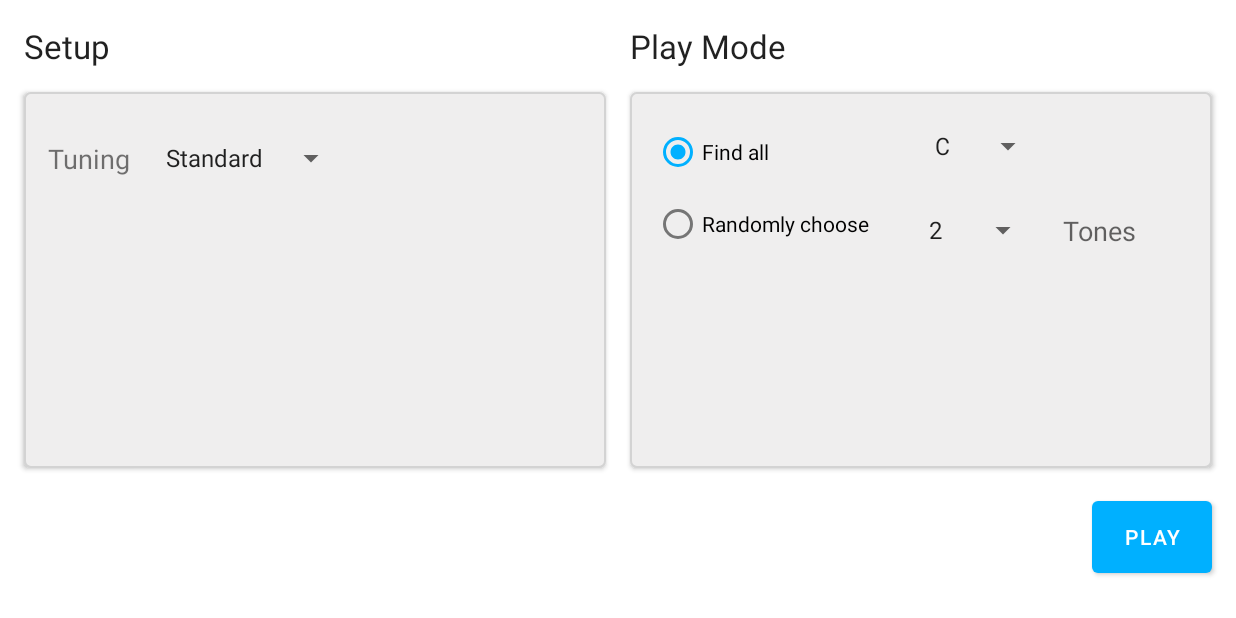
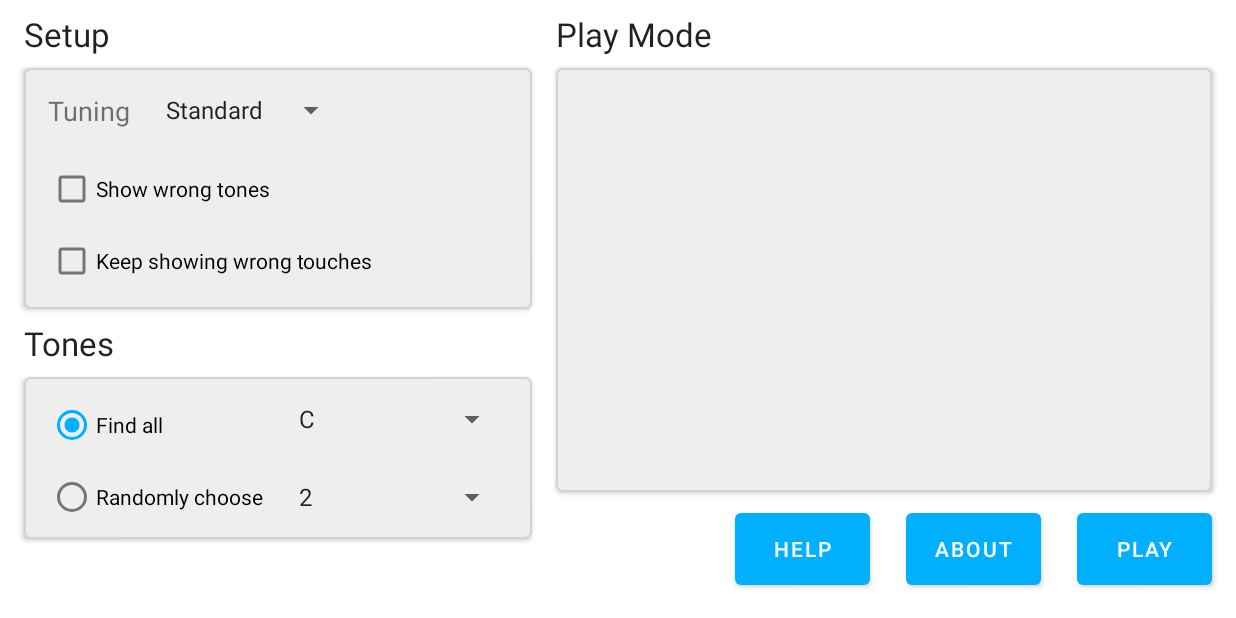
Before and after one commit to bytesculptor/guitarTones, an Android app: the screen it shows after launch (MainActivity), on a phone screen of 824 x 412 dp (held sideways). Run offline under Robolectric (Android 15) with nearby library versions, the phone set to English and light mode, and no system bars.

Commit message:
View binding added, main activity layout grouped into Setup, Tones, Play Mode Play activity updated

```diff
--- a/app/src/main/java/dev/bytesculptor/guitartones/MainActivity.kt
+++ b/app/src/main/java/dev/bytesculptor/guitartones/MainActivity.kt
@@ -30,14 +30,18 @@ import android.view.WindowManager
 import android.widget.ArrayAdapter
 import android.widget.Spinner
 import androidx.appcompat.app.AppCompatActivity
+import dev.bytesculptor.guitartones.databinding.ActivityMainBinding
 import dev.bytesculptor.guitartones.ui.PlayActivity
 import dev.bytesculptor.guitartones.utilities.Tuning
 import java.util.*
 
 class MainActivity : AppCompatActivity() {
-    private val TuningList = ArrayList<String>()
-    private val NoteList = ArrayList<String>()
-    private val RandomList = ArrayList<String>()
+
+    private lateinit var binding: ActivityMainBinding
+
+    private val tuningList = ArrayList<String>()
+    private val toneList = ArrayList<String>()
+    private val randomList = ArrayList<String>()
     private var dataAdapterTuning: ArrayAdapter<String>? = null
     private var dataAdapterTone: ArrayAdapter<String>? = null
     private var dataAdapterRandomTone: ArrayAdapter<String>? = null
@@ -48,58 +52,66 @@ class MainActivity : AppCompatActivity() {
 
     override fun onCreate(savedInstanceState: Bundle?) {
         super.onCreate(savedInstanceState)
-        setContentView(R.layout.activity_main)
+        binding = ActivityMainBinding.inflate(layoutInflater)
+        setContentView(binding.root)
         this.window.setFlags(
             WindowManager.LayoutParams.FLAG_FULLSCREEN,
             WindowManager.LayoutParams.FLAG_FULLSCREEN
         ) //show the activity in full screen
 
-        spTuning = findViewById<View>(R.id.spTuning) as Spinner
+        spTuning = binding.spTuning
         initSpinnerTuning()
-        spTone = findViewById<View>(R.id.spToneToFind) as Spinner
+        spTone = binding.spToneToFind
         initSpinnerToneToFind()
-        spRandomTone = findViewById<View>(R.id.spRandomNumberOfTones) as Spinner
+        spRandomTone = binding.spRandomNumberOfTones
         initSpinnerRandomTone()
-    }
-
-    fun initSpinnerTuning() {
-        TuningList.clear()
-        TuningList.add("Standard")
-        TuningList.add("Eb")
-        TuningList.add("D")
-        TuningList.add("Drop D")
-        TuningList.add("Drop C")
-        TuningList.add("Drop C#")
-        dataAdapterTuning = ArrayAdapter(this, android.R.layout.simple_spinner_item, TuningList)
-        dataAdapterTuning!!.setDropDownViewResource(android.R.layout.simple_spinner_dropdown_item)
-        spTuning!!.adapter = dataAdapterTuning
-    }
-
-    fun initSpinnerToneToFind() {
-        NoteList.clear()
-        for (i in 0..11) {
-            NoteList.add(Tuning.SCALE[i])
-        }
-        dataAdapterTone = ArrayAdapter(this, android.R.layout.simple_spinner_item, NoteList)
-        dataAdapterTone!!.setDropDownViewResource(android.R.layout.simple_spinner_dropdown_item)
-        spTone!!.adapter = dataAdapterTone
-    }
-
-
-    private fun initSpinnerRandomTone() {
-        RandomList.clear()
-        for (i in 2..12) {
-            RandomList.add(i.toString())
-        }
-        dataAdapterRandomTone = ArrayAdapter(this, android.R.layout.simple_spinner_item, RandomList)
-        dataAdapterRandomTone!!.setDropDownViewResource(android.R.layout.simple_spinner_dropdown_item)
-        spRandomTone!!.adapter = dataAdapterRandomTone
     }
 
     fun startPlay(v: View?) {
         val intentPlay = Intent(this, PlayActivity::class.java)
         intentPlay.putExtra("tuning", spTuning!!.selectedItemPosition)
-        intentPlay.putExtra("tone", spTone!!.selectedItemPosition)
+        if (binding.rbOneTone.isChecked) {
+            intentPlay.putExtra("tone", spTone!!.selectedItemPosition)
+            intentPlay.putExtra("random", 0)
+        } else {
+            intentPlay.putExtra("tone", 0)
+            intentPlay.putExtra("random", (spRandomTone!!.selectedItemPosition - 2))
+        }
+
         startActivity(intentPlay)
     }
+
+    private fun initSpinnerTuning() {
+        tuningList.clear()
+        for (element in Tuning.TUNING) {
+            tuningList.add(element)
+        }
+        dataAdapterTuning = ArrayAdapter(this, android.R.layout.simple_spinner_item, tuningList)
+        dataAdapterTuning!!.setDropDownViewResource(android.R.layout.simple_spinner_dropdown_item)
+        spTuning!!.adapter = dataAdapterTuning
+    }
+
+    private fun initSpinnerToneToFind() {
+        toneList.clear()
+        for (i in 0..11) {
+            toneList.add(Tuning.SCALE[i])
+        }
+        dataAdapterTone = ArrayAdapter(this, android.R.layout.simple_spinner_item, toneList)
+        dataAdapterTone!!.setDropDownViewResource(android.R.layout.simple_spinner_dropdown_item)
+        spTone!!.adapter = dataAdapterTone
+    }
+
+    private fun initSpinnerRandomTone() {
+        randomList.clear()
+        for (i in 2..12) {
+            randomList.add(i.toString())
+        }
+        dataAdapterRandomTone = ArrayAdapter(this, android.R.layout.simple_spinner_item, randomList)
+        dataAdapterRandomTone!!.setDropDownViewResource(android.R.layout.simple_spinner_dropdown_item)
+        spRandomTone!!.adapter = dataAdapterRandomTone
+    }
+
+    fun startHelp(view: View) {}
+
+    fun startAbout(view: View) {}
 }
--- a/app/src/main/java/dev/bytesculptor/guitartones/ui/PlayActivity.kt
+++ b/app/src/main/java/dev/bytesculptor/guitartones/ui/PlayActivity.kt
@@ -23,43 +23,52 @@
  */
 package dev.bytesculptor.guitartones.ui
 
-import androidx.appcompat.app.AppCompatActivity
-import dev.bytesculptor.guitartones.dialogs.DialogGameCompleted.GameCompletedListener
-import android.widget.TextView
-import android.os.Bundle
-import dev.bytesculptor.guitartones.R
-import android.widget.Toast
-import dev.bytesculptor.guitartones.utilities.Tuning
-import android.view.WindowManager
 import android.annotation.SuppressLint
 import android.app.DialogFragment
 import android.graphics.Color
+import android.os.Bundle
 import android.view.View
+import android.view.WindowManager
 import android.widget.Button
+import android.widget.TextView
+import android.widget.Toast
+import androidx.appcompat.app.AppCompatActivity
+import dev.bytesculptor.guitartones.R
+import dev.bytesculptor.guitartones.databinding.ActivityPlayBinding
 import dev.bytesculptor.guitartones.dialogs.DialogGameCompleted
+import dev.bytesculptor.guitartones.dialogs.DialogGameCompleted.GameCompletedListener
+import dev.bytesculptor.guitartones.utilities.Tuning
 
 class PlayActivity : AppCompatActivity(), GameCompletedListener {
+
+    private lateinit var binding: ActivityPlayBinding
+
     private var tuningChoice = 0
     private var toneChoice = 0
+    private var randomChoice = 0
     private var goodCnt = 0
     private var badCnt = 0
     private val allNotesTable = Array(6) { IntArray(12) }
     private var tvGoodCnt: TextView? = null
     private var tvBadCnt: TextView? = null
+    private var tvFind: TextView? = null
+
     override fun onCreate(savedInstanceState: Bundle?) {
         super.onCreate(savedInstanceState)
-        setContentView(R.layout.activity_play)
+        binding = ActivityPlayBinding.inflate(layoutInflater)
+        setContentView(binding.root)
         val extras = intent.extras
         if (extras != null) {
             tuningChoice = extras.getInt("tuning")
             toneChoice = extras.getInt("tone")
+            randomChoice = extras.getInt("random")
         } else {
             Toast.makeText(baseContext, "main bundle failed", Toast.LENGTH_SHORT).show()
             finish()
             return
         }
-        val tvFind = findViewById<TextView>(R.id.tvFind)
-        tvFind.text = Tuning.SCALE[toneChoice]
+        tvFind = binding.tvFind
+        tvFind?.text = Tuning.SCALE[toneChoice]
         setTuning()
         setTonesPerString()
         clearTonesOnStrings()
@@ -67,8 +76,8 @@ class PlayActivity : AppCompatActivity(), GameCompletedListener {
             WindowManager.LayoutParams.FLAG_FULLSCREEN,
             WindowManager.LayoutParams.FLAG_FULLSCREEN
         ) //show the activity in full screen
-        tvGoodCnt = findViewById(R.id.tvGoodCnt)
-        tvBadCnt = findViewById(R.id.tvBadCnt)
+        tvGoodCnt = binding.tvGoodCnt
+        tvBadCnt = binding.tvBadCnt
     }
 
     @SuppressLint("SetTextI18n")
--- a/app/src/main/java/dev/bytesculptor/guitartones/utilities/Tuning.java
+++ b/app/src/main/java/dev/bytesculptor/guitartones/utilities/Tuning.java
@@ -26,7 +26,8 @@ package dev.bytesculptor.guitartones.utilities;
 
 public class Tuning {
     public final static String[] STRING_BUTTONS = {"e", "B", "G", "D", "A", "E"};
-    public final static String[] SCALE = {" C ", "C#", " D ", "D#", " E ", " F ", "F#", " G ", "G#", " A ", "A#", " B "};
+    public final static String[] SCALE = {"C", "C#", "D", "D#", "E", "F", "F#", "G", "G#", "A", "A#", "B"};
+    public static final String[] TUNING = {"Standard", "Eb", "D", "Drop D", "Drop C", "Drop C#"};
 
     public final static int[] OFFSET_STD = {4, 11, 7, 2, 9, 4};
     public final static int[] OFFSET_Eb = {3, 10, 6, 1, 8, 3};
--- a/app/src/main/res/layout/activity_main.xml
+++ b/app/src/main/res/layout/activity_main.xml
@@ -24,6 +24,7 @@
 
 <androidx.constraintlayout.widget.ConstraintLayout xmlns:android="http://schemas.android.com/apk/res/android"
     xmlns:app="http://schemas.android.com/apk/res-auto"
+    xmlns:tools="http://schemas.android.com/tools"
     android:layout_width="match_parent"
     android:layout_height="match_parent"
     android:fitsSystemWindows="true">
@@ -31,13 +32,12 @@
     <androidx.constraintlayout.widget.ConstraintLayout
         android:id="@+id/boxSetup"
         android:layout_width="0dp"
-        android:layout_height="0dp"
+        android:layout_height="wrap_content"
         android:layout_marginStart="16dp"
-        android:layout_marginTop="16dp"
+        android:layout_marginTop="8dp"
         android:layout_marginEnd="8dp"
         android:background="@drawable/box_standard"
         android:elevation="2dp"
-        app:layout_constraintBottom_toBottomOf="@+id/boxPlayMode"
         app:layout_constraintEnd_toStartOf="@id/space"
         app:layout_constraintStart_toStartOf="parent"
         app:layout_constraintTop_toBottomOf="@+id/tvSetup">
@@ -47,7 +47,7 @@
             android:layout_width="wrap_content"
             android:layout_height="wrap_content"
             android:layout_marginStart="16dp"
-            android:layout_marginTop="32dp"
+            android:layout_marginTop="16dp"
             android:text="@string/tuning"
             android:textSize="18sp"
             app:layout_constraintStart_toStartOf="parent"
@@ -59,79 +59,112 @@
             android:layout_height="wrap_content"
             android:layout_marginStart="16dp"
             app:layout_constraintStart_toEndOf="@+id/tvTuning"
-            app:layout_constraintTop_toTopOf="@id/tvTuning" />
+            app:layout_constraintTop_toTopOf="@id/tvTuning"
+            tools:ignore="TouchTargetSizeCheck,SpeakableTextPresentCheck" />
+
+        <CheckBox
+            android:id="@+id/cbShowWrongTones"
+            android:layout_width="wrap_content"
+            android:layout_height="wrap_content"
+            android:layout_marginStart="16dp"
+            android:layout_marginTop="16dp"
+            android:text="@string/show_wrong_tones"
+            app:layout_constraintStart_toStartOf="parent"
+            app:layout_constraintTop_toBottomOf="@+id/tvTuning" />
+
+        <CheckBox
+            android:id="@+id/cbKeepShowingWrongTouches"
+            android:layout_width="wrap_content"
+            android:layout_height="wrap_content"
+            android:layout_marginBottom="8dp"
+            android:text="@string/keep_wrong_touches"
+            app:layout_constraintBottom_toBottomOf="parent"
+            app:layout_constraintStart_toStartOf="@+id/cbShowWrongTones"
+            app:layout_constraintTop_toBottomOf="@+id/cbShowWrongTones" />
 
     </androidx.constraintlayout.widget.ConstraintLayout>
 
     <androidx.constraintlayout.widget.ConstraintLayout
-        android:id="@+id/boxPlayMode"
+        android:id="@+id/boxSetup2"
         android:layout_width="0dp"
         android:layout_height="0dp"
         android:layout_marginStart="8dp"
-        android:layout_marginTop="16dp"
+        android:layout_marginTop="8dp"
         android:layout_marginEnd="16dp"
-        android:layout_marginBottom="16dp"
+        android:layout_marginBottom="8dp"
         android:background="@drawable/box_standard"
         android:elevation="2dp"
         app:layout_constraintBottom_toTopOf="@+id/btPlay"
         app:layout_constraintEnd_toEndOf="parent"
         app:layout_constraintStart_toEndOf="@+id/space"
+        app:layout_constraintTop_toBottomOf="@+id/textView" />
+
+    <androidx.constraintlayout.widget.ConstraintLayout
+        android:id="@+id/boxPlayMode"
+        android:layout_width="0dp"
+        android:layout_height="wrap_content"
+        android:layout_marginStart="16dp"
+        android:layout_marginTop="8dp"
+        android:layout_marginEnd="8dp"
+        android:background="@drawable/box_standard"
+        android:elevation="2dp"
+        app:layout_constraintEnd_toStartOf="@+id/space"
+        app:layout_constraintStart_toStartOf="parent"
         app:layout_constraintTop_toBottomOf="@+id/tvMode">
 
         <Spinner
             android:id="@+id/spToneToFind"
-            android:layout_width="wrap_content"
+            android:layout_width="0dp"
             android:layout_height="wrap_content"
-            android:layout_marginStart="32dp"
             android:layout_marginTop="8dp"
-            app:layout_constraintStart_toEndOf="@+id/radioGroup"
-            app:layout_constraintTop_toTopOf="@+id/radioGroup" />
+            android:layout_marginEnd="16dp"
+            app:layout_constraintEnd_toEndOf="parent"
+            app:layout_constraintStart_toStartOf="@+id/spRandomNumberOfTones"
+            app:layout_constraintTop_toTopOf="@+id/rbgTones"
+            tools:ignore="SpeakableTextPresentCheck,TouchTargetSizeCheck" />
 
         <Spinner
             android:id="@+id/spRandomNumberOfTones"
-            android:layout_width="wrap_content"
+            android:layout_width="0dp"
             android:layout_height="wrap_content"
-            android:layout_marginBottom="8dp"
-            app:layout_constraintBottom_toBottomOf="@+id/radioGroup"
-            app:layout_constraintStart_toStartOf="@+id/spToneToFind" />
+            android:layout_marginStart="16dp"
+            android:layout_marginEnd="16dp"
+            android:layout_marginBottom="12dp"
+            app:layout_constraintBottom_toBottomOf="@+id/rbgTones"
+            app:layout_constraintEnd_toEndOf="parent"
+            app:layout_constraintStart_toEndOf="@+id/rbgTones"
+            tools:ignore="SpeakableTextPresentCheck,TouchTargetSizeCheck" />
 
 
         <RadioGroup
-            android:id="@+id/radioGroup"
+            android:id="@+id/rbgTones"
             android:layout_width="wrap_content"
             android:layout_height="wrap_content"
             android:layout_marginStart="16dp"
-            android:layout_marginTop="16dp"
+            android:layout_marginTop="8dp"
+            android:layout_marginBottom="4dp"
+            app:layout_constraintBottom_toBottomOf="parent"
             app:layout_constraintStart_toStartOf="parent"
             app:layout_constraintTop_toTopOf="parent">
 
             <RadioButton
-                android:id="@+id/radioButton"
+                android:id="@+id/rbOneTone"
                 android:layout_width="match_parent"
                 android:layout_height="wrap_content"
                 android:checked="true"
                 android:clickable="true"
+                android:focusable="true"
                 android:text="@string/find_all"
-                android:focusable="true" />
+                tools:ignore="TextContrastCheck" />
 
             <RadioButton
-                android:id="@+id/radioButton2"
+                android:id="@+id/rbMultipleTones"
                 android:layout_width="match_parent"
                 android:layout_height="wrap_content"
                 android:clickable="true"
-                android:text="@string/randomly_choose"
-                android:focusable="true" />
+                android:focusable="true"
+                android:text="@string/randomly_choose" />
         </RadioGroup>
-
-        <TextView
-            android:id="@+id/tvTones"
-            android:layout_width="wrap_content"
-            android:layout_height="wrap_content"
-            android:layout_marginStart="16dp"
-            android:text="@string/tones"
-            android:textAppearance="@style/TextAppearance.AppCompat.Medium"
-            app:layout_constraintStart_toEndOf="@+id/spRandomNumberOfTones"
-            app:layout_constraintTop_toTopOf="@+id/spRandomNumberOfTones" />
 
 
     </androidx.constraintlayout.widget.ConstraintLayout>
@@ -142,26 +175,52 @@
         android:layout_height="wrap_content"
         app:layout_constraintBottom_toBottomOf="parent"
         app:layout_constraintEnd_toEndOf="parent"
+        app:layout_constraintHorizontal_bias="0.44"
         app:layout_constraintStart_toStartOf="parent"
         app:layout_constraintTop_toTopOf="parent" />
 
-    <Button
+    <com.google.android.material.button.MaterialButton
         android:id="@+id/btPlay"
-        android:layout_width="80dp"
+        android:layout_width="90dp"
         android:layout_height="60dp"
         android:layout_marginEnd="16dp"
-        android:layout_marginBottom="24dp"
+        android:layout_marginBottom="16dp"
         android:onClick="startPlay"
         android:text="@string/play"
         app:layout_constraintBottom_toBottomOf="parent"
-        app:layout_constraintEnd_toEndOf="parent" />
+        app:layout_constraintEnd_toEndOf="parent"
+        tools:ignore="TextContrastCheck" />
+
+    <com.google.android.material.button.MaterialButton
+        android:id="@+id/btAbout"
+        android:layout_width="90dp"
+        android:layout_height="60dp"
+        android:layout_marginEnd="24dp"
+        android:layout_marginBottom="16dp"
+        android:onClick="startAbout"
+        android:text="@string/about"
+        app:layout_constraintBottom_toBottomOf="parent"
+        app:layout_constraintEnd_toStartOf="@id/btPlay"
+        tools:ignore="TextContrastCheck" />
+
+    <com.google.android.material.button.MaterialButton
+        android:id="@+id/btHelp"
+        android:layout_width="90dp"
+        android:layout_height="60dp"
+        android:layout_marginEnd="24dp"
+        android:layout_marginBottom="16dp"
+        android:onClick="startHelp"
+        android:text="@string/help"
+        app:layout_constraintBottom_toBottomOf="parent"
+        app:layout_constraintEnd_toStartOf="@id/btAbout"
+        tools:ignore="TextContrastCheck" />
 
     <TextView
         android:id="@+id/tvSetup"
         android:layout_width="wrap_content"
         android:layout_height="wrap_content"
         android:layout_marginStart="16dp"
-        android:layout_marginTop="16dp"
+        android:layout_marginTop="8dp"
         android:text="@string/setup"
         android:textAppearance="@style/TextAppearance.AppCompat.Large"
         app:layout_constraintStart_toStartOf="parent"
@@ -171,10 +230,21 @@
         android:id="@+id/tvMode"
         android:layout_width="wrap_content"
         android:layout_height="wrap_content"
-        android:layout_marginTop="16dp"
+        android:layout_marginStart="16dp"
+        android:layout_marginTop="8dp"
+        android:text="@string/tones"
+        android:textAppearance="@style/TextAppearance.AppCompat.Large"
+        app:layout_constraintStart_toStartOf="parent"
+        app:layout_constraintTop_toBottomOf="@+id/boxSetup" />
+
+    <TextView
+        android:id="@+id/textView"
+        android:layout_width="wrap_content"
+        android:layout_height="wrap_content"
+        android:layout_marginTop="8dp"
         android:text="@string/play_mode"
         android:textAppearance="@style/TextAppearance.AppCompat.Large"
-        app:layout_constraintStart_toStartOf="@+id/boxPlayMode"
+        app:layout_constraintStart_toStartOf="@+id/boxSetup2"
         app:layout_constraintTop_toTopOf="parent" />
 
 </androidx.constraintlayout.widget.ConstraintLayout>
--- a/app/src/main/res/values/strings.xml
+++ b/app/src/main/res/values/strings.xml
@@ -33,4 +33,9 @@
     <string name="find_all">Find all</string>
     <string name="randomly_choose">Randomly choose</string>
     <string name="tones">Tones</string>
+    <string name="show_wrong_tones">Show wrong tones</string>
+    <string name="keep_wrong_touches">Keep showing wrong touches</string>
+    <string name="settings">Settings</string>
+    <string name="help">Help</string>
+    <string name="about">About</string>
 </resources>
```
